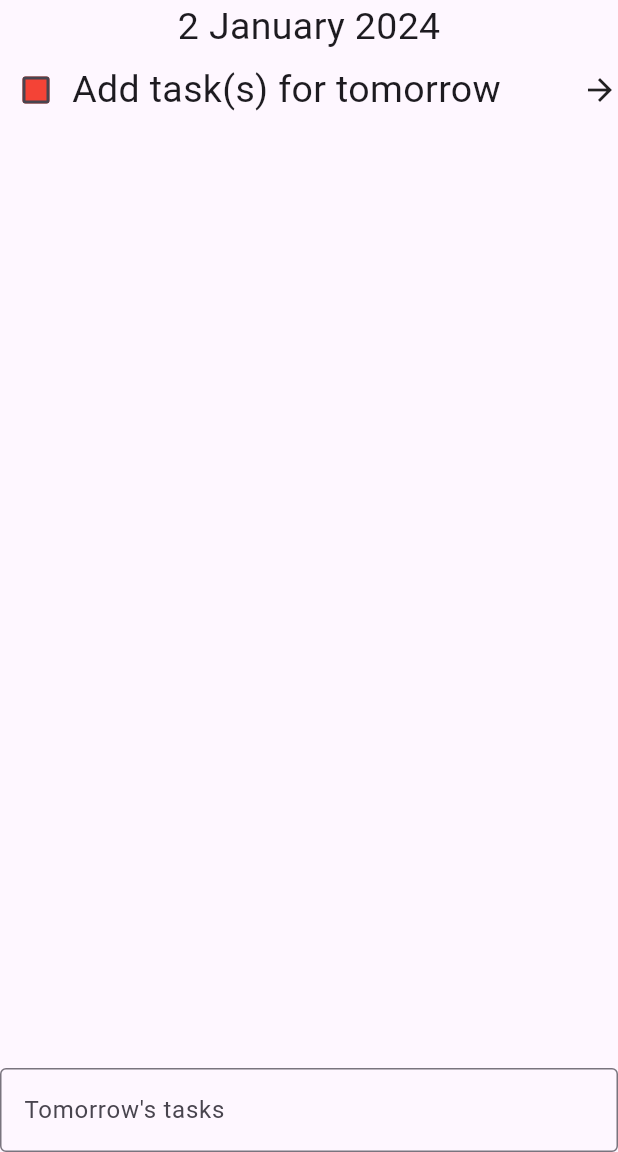
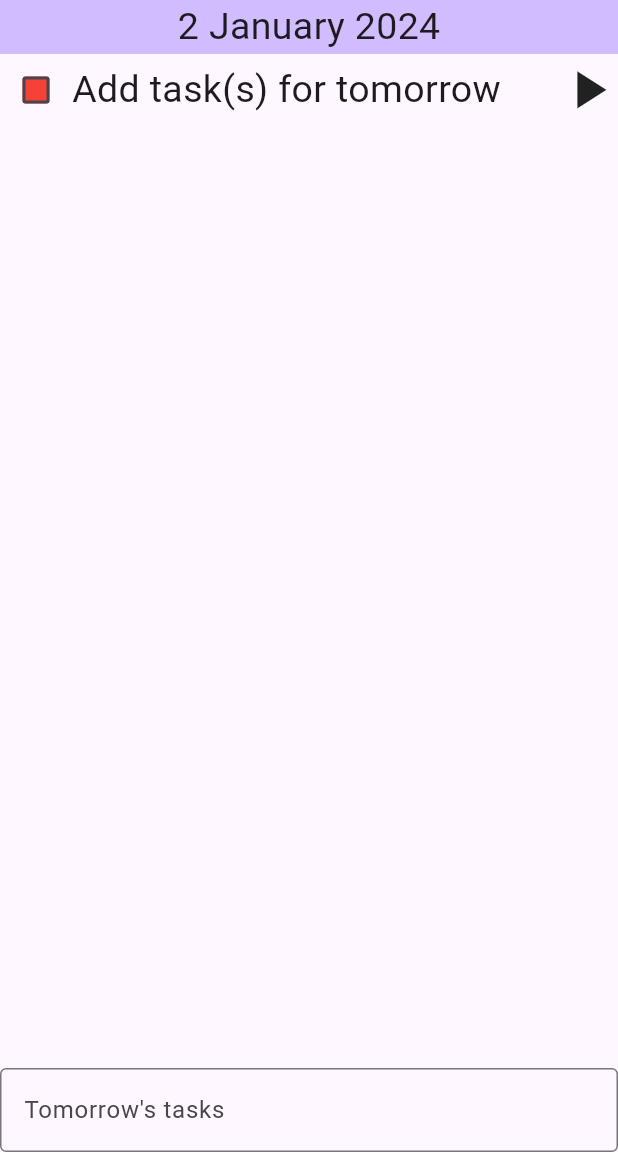
Before and after one commit to archsolar/tomorrow_todo, a Flutter app: the screen it shows after launch, on a phone screen of 412 x 824 dp, the part 84-1236 px from its top. Run offline on Flutter 3.47's test engine with Material 3 defaults, Android fonts, the phone set to English and light mode, and no system bars.

Commit message:
Settings page, general improvements

```diff
--- a/lib/main.dart
+++ b/lib/main.dart
@@ -1,7 +1,8 @@
 import 'package:flutter/material.dart';
+import 'package:tomorrow_todo/settings.dart';
 
 // Idea: check if there are user settings available else fall back to this
-TextTheme defaultTextTheme() {
+TextTheme getTextTheme() {
   return const TextTheme(
     bodyMedium: TextStyle(fontSize: 25.0),
   );
@@ -20,10 +21,10 @@ class MyApp extends StatelessWidget {
       title: 'Flutter Demo',
       theme: ThemeData(
         brightness: Brightness.light,
-        textTheme: defaultTextTheme(),
+        textTheme: getTextTheme(),
       ),
       darkTheme:
-          ThemeData(brightness: Brightness.dark, textTheme: defaultTextTheme()),
+          ThemeData(brightness: Brightness.dark, textTheme: getTextTheme()),
       themeMode: ThemeMode.system,
       debugShowCheckedModeBanner: false,
       // Idea: replace
@@ -50,9 +51,15 @@ class _MyHomePageState extends State<MyHomePage> {
         actions: <Widget>[
           PopupMenuButton<int>(
             itemBuilder: (context) => [
-              const PopupMenuItem(
+              PopupMenuItem(
                 value: 1,
-                child: Text("Settings"),
+                child: const Text("Settings"),
+                onTap: () {
+                  Navigator.push(
+                    context,
+                    MaterialPageRoute(builder: (context) => Settings()),
+                  );
+                },
               ),
             ],
           ),
@@ -63,16 +70,20 @@ class _MyHomePageState extends State<MyHomePage> {
           children: [
             Expanded(
               child: ListView(
-                children: const [
+                children: [
                   // Idea an animation of a plant that slowly grows with consistent usage of the app
                   Stack(
                     children: [
-                      Center(child: Text("2 January 2024")),
+                      Container(
+                          color: Theme.of(context).colorScheme.inversePrimary,
+                          child: const Center(
+                              child: Text(
+                                  "2 January 2024"))), // It either reads {today's date} or "Tomorrow"
                       // Idea: add a plant that grows with consistent usage of the app
                       // Image.asset('assets/images/plant.png'),
                     ],
                   ),
-                  TaskEntry(),
+                  const TaskEntry(),
                 ],
               ),
             ),
@@ -114,8 +125,10 @@ class _TaskEntryState extends State<TaskEntry> {
       return Colors.red;
     }
 
+    const imageScaleDivisor = 14.0;
     return Row(
       children: [
+        // Idea: different color checkbox when holding
         Checkbox(
           checkColor: Colors.white,
           fillColor: MaterialStateProperty.resolveWith(getColor),
@@ -127,7 +140,22 @@ class _TaskEntryState extends State<TaskEntry> {
           },
         ),
         Expanded(child: Text(taskName)),
-        const Icon(Icons.arrow_forward), // Add this line
+        GestureDetector(
+          onTap: () {
+            print("Idea: navigate to the next day");
+          },
+          child: Padding(
+            padding:
+                const EdgeInsets.only(right: 8.0), // adjust the value as needed
+            child: Transform.scale(
+              scale: DefaultTextStyle.of(context).style.fontSize != null
+                  ? DefaultTextStyle.of(context).style.fontSize! /
+                      imageScaleDivisor
+                  : 18.0 / imageScaleDivisor,
+              child: const Icon(Icons.play_arrow),
+            ),
+          ),
+        ),
       ],
     );
   }
```
Also changed, not shown: lib/settings.dart (added, +88 -0 lines).
